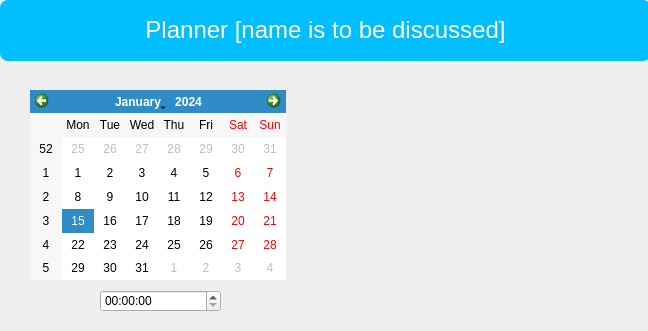
Before: the Qt Designer form main.ui in KennBe/S.E-project, drawn with Qt 5.
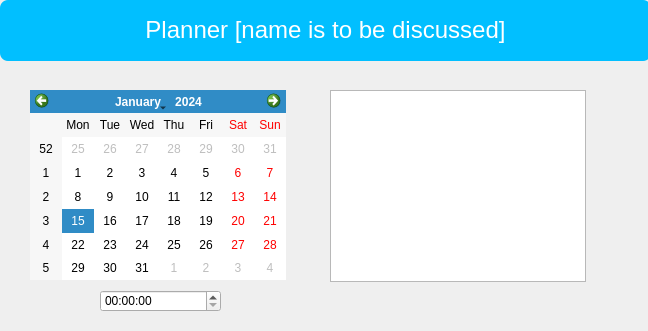
After: the same form once the commit is applied. The open tabs and pages were chosen to show the change.

The edit to the form file:
```diff
--- a/main.ui
+++ b/main.ui
@@ -151,7 +151,18 @@
     </widget>
    </widget>
    <widget class="QWidget" name="NotesPage"/>
-   <widget class="QWidget" name="AlarmPage"/>
+   <widget class="QWidget" name="AlarmPage">
+    <widget class="QListWidget" name="listWidget">
+     <property name="geometry">
+      <rect>
+       <x>40</x>
+       <y>30</y>
+       <width>256</width>
+       <height>192</height>
+      </rect>
+     </property>
+    </widget>
+   </widget>
    <widget class="QWidget" name="ReminderPage"/>
   </widget>
   <widget class="QTimeEdit" name="timeEdit">
```
Left out of the diff: 2 changed lines with no effect on the pictures.
